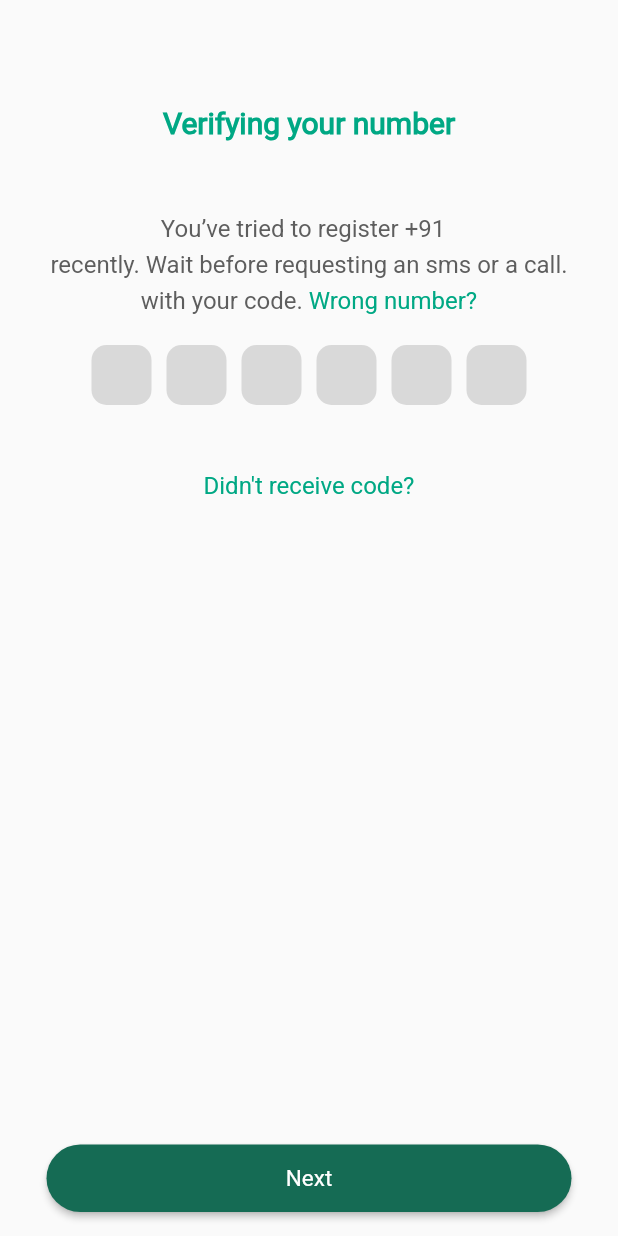
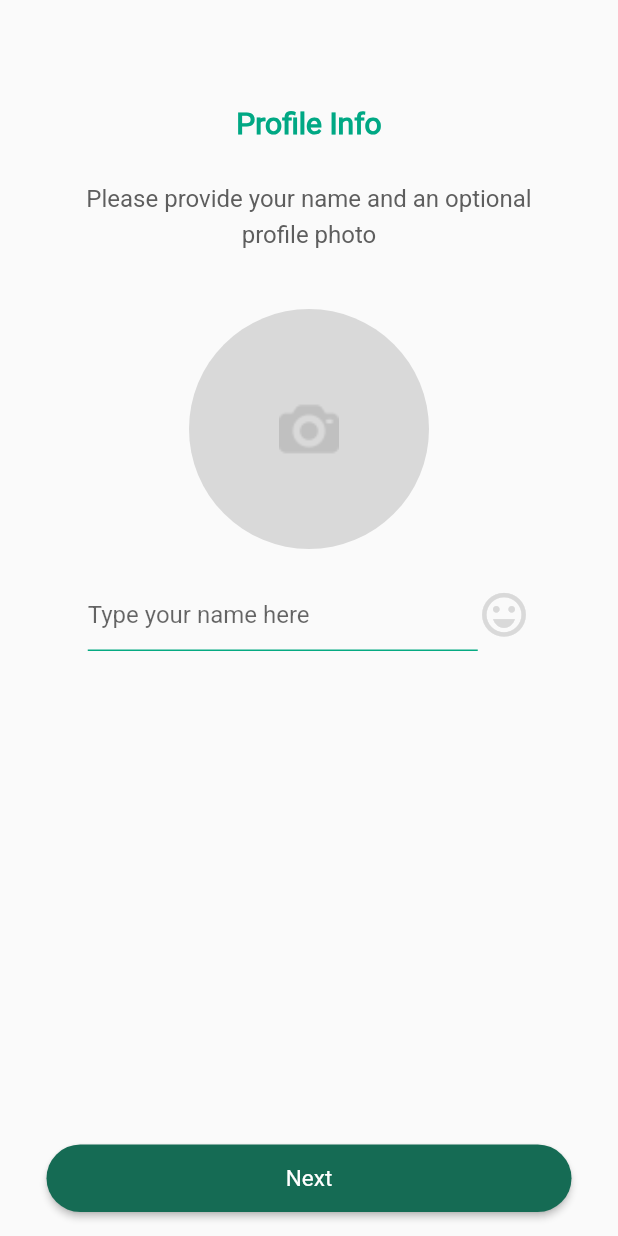
Before and after one commit to itssubhamroy23/WhatsApp-Clone, a Flutter app: the OtpScreen screen opened directly with empty values, after a tap on "Next", on a phone screen of 412 x 824 dp. Run offline on Flutter 3.47's test engine with Material 3 defaults, Android fonts, the phone set to English and light mode, and no system bars; our stand-ins replace image_picker.

Commit message:
Profile Screen Completed

```diff
--- a/lib/main.dart
+++ b/lib/main.dart
@@ -1,4 +1,5 @@
 import 'package:flutter/material.dart';
+import 'package:whatsapp_clone/screens/HomeScreen/homescreen.dart';
 import 'package:whatsapp_clone/screens/splash/splash_screen.dart';
 
 void main() {
--- a/lib/screens/OTP/OTP_Screen.dart
+++ b/lib/screens/OTP/OTP_Screen.dart
@@ -1,4 +1,5 @@
 import 'package:flutter/material.dart';
+import 'package:whatsapp_clone/screens/Profile/profile_screen.dart';
 import 'package:whatsapp_clone/widgets/uihelper.dart';
 
 class OtpScreen extends StatefulWidget {
@@ -103,8 +104,16 @@ class _OtpScreenState extends State<OtpScreen> {
           ),
         ],
       ),
-      floatingActionButton:
-          Uihelper.customButton(callback: () {}, buttonname: "Next"),
+      floatingActionButton: Uihelper.customButton(
+          callback: () {
+            Navigator.push(
+              context,
+              MaterialPageRoute(
+                builder: (context) => ProfileScreen(),
+              ),
+            );
+          },
+          buttonname: "Next"),
       floatingActionButtonLocation: FloatingActionButtonLocation.centerFloat,
     );
   }
--- /dev/null
+++ b/lib/screens/Profile/profile_screen.dart
@@ -0,0 +1,173 @@
+import 'dart:io';
+import 'package:flutter/material.dart';
+import 'package:image_picker/image_picker.dart';
+import 'package:whatsapp_clone/screens/HomeScreen/homescreen.dart';
+import 'package:whatsapp_clone/widgets/uihelper.dart';
+
+class ProfileScreen extends StatefulWidget {
+  const ProfileScreen({super.key});
+
+  @override
+  State<ProfileScreen> createState() => _ProfileScreenState();
+}
+
+class _ProfileScreenState extends State<ProfileScreen> {
+  TextEditingController nameController = TextEditingController();
+  File? pickedImage;
+
+  @override
+  Widget build(BuildContext context) {
+    return Scaffold(
+      body: Column(
+        children: [
+          const SizedBox(
+            height: 70,
+          ),
+          Center(
+            child: Uihelper.customText(
+                text: "Profile Info",
+                height: 20,
+                color: const Color(0xff00A884),
+                fontweight: FontWeight.bold),
+          ),
+          const SizedBox(
+            height: 30,
+          ),
+          Uihelper.customText(
+              text: "Please provide your name and an optional", height: 16),
+          const SizedBox(
+            height: 5,
+          ),
+          Uihelper.customText(text: "profile photo", height: 16),
+          const SizedBox(
+            height: 40,
+          ),
+          GestureDetector(
+              onTap: () => _openBottom(context),
+              child: pickedImage == null
+                  ? CircleAvatar(
+                      radius: 80,
+                      backgroundColor: const Color(0xffd9d9d9),
+                      child: SizedBox(
+                        height: 40,
+                        width: 40,
+                        child: Image.asset(
+                          'assets/images/camera_icon.png',
+                          fit: BoxFit.cover,
+                        ),
+                      ),
+                    )
+                  : CircleAvatar(
+                      radius: 80,
+                      backgroundImage: FileImage(pickedImage!),
+                    )),
+          const SizedBox(
+            height: 20,
+          ),
+          Row(
+            mainAxisAlignment: MainAxisAlignment.center,
+            children: [
+              SizedBox(
+                width: 260,
+                child: TextField(
+                  controller: nameController,
+                  keyboardType: TextInputType.name,
+                  decoration: const InputDecoration(
+                    hintText: 'Type your name here',
+                    border: UnderlineInputBorder(
+                      borderSide: BorderSide(
+                        color: Color(0XFF05AA82),
+                      ),
+                    ),
+                    enabledBorder: UnderlineInputBorder(
+                      borderSide: BorderSide(
+                        color: Color(0XFF05AA82),
+                      ),
+                    ),
+                    focusedBorder: UnderlineInputBorder(
+                      borderSide: BorderSide(
+                        color: Color(0XFF05AA82),
+                      ),
+                    ),
+                  ),
+                ),
+              ),
+              const Icon(
+                Icons.emoji_emotions_outlined,
+                size: 35,
+                color: Color(0xffd9d9d9),
+              )
+            ],
+          ),
+        ],
+      ),
+      floatingActionButton: Uihelper.customButton(
+          callback: () {
+            Navigator.push(
+              context,
+              MaterialPageRoute(
+                builder: (context) => const Homescreen(),
+              ),
+            );
+          },
+          buttonname: "Next"),
+      floatingActionButtonLocation: FloatingActionButtonLocation.centerFloat,
+    );
+  }
+
+  _openBottom(BuildContext context) {
+    return showModalBottomSheet(
+        context: context,
+        builder: (BuildContext context) {
+          return Container(
+            height: 120,
+            width: double.infinity,
+            color: Colors.white,
+            child: Row(
+              mainAxisAlignment: MainAxisAlignment.spaceEvenly,
+              children: [
+                IconButton(
+                  onPressed: () {
+                    _pickImage(ImageSource.camera);
+                  },
+                  icon: const Icon(
+                    Icons.camera_alt_outlined,
+                    size: 50,
+                    color: Colors.grey,
+                  ),
+                ),
+                IconButton(
+                  onPressed: () {
+                    _pickImage(ImageSource.gallery);
+                  },
+                  icon: const Icon(
+                    Icons.image,
+                    size: 50,
+                    color: Colors.grey,
+                  ),
+                )
+              ],
+            ),
+          );
+        });
+  }
+
+  _pickImage(ImageSource imagesource) async {
+    try {
+      final photo = await ImagePicker().pickImage(source: imagesource);
+      if (photo == null) return;
+      final tempimage = File(photo.path);
+      setState(() {
+        pickedImage = tempimage;
+      });
+    } catch (e) {
+      return ScaffoldMessenger.of(context).showSnackBar(
+        SnackBar(
+          content: Text(
+            e.toString(),
+          ),
+        ),
+      );
+    }
+  }
+}
--- a/pubspec.yaml
+++ b/pubspec.yaml
@@ -34,6 +34,7 @@ dependencies:
   # The following adds the Cupertino Icons font to your application.
   # Use with the CupertinoIcons class for iOS style icons.
   cupertino_icons: ^1.0.8
+  image_picker: ^1.1.2
 
 dev_dependencies:
   flutter_test:
```
Also changed, not shown: lib/screens/HomeScreen/homescreen.dart (added, +16 -0 lines), assets/images/camera_icon.png (added), pubspec.lock, 5 other files.
